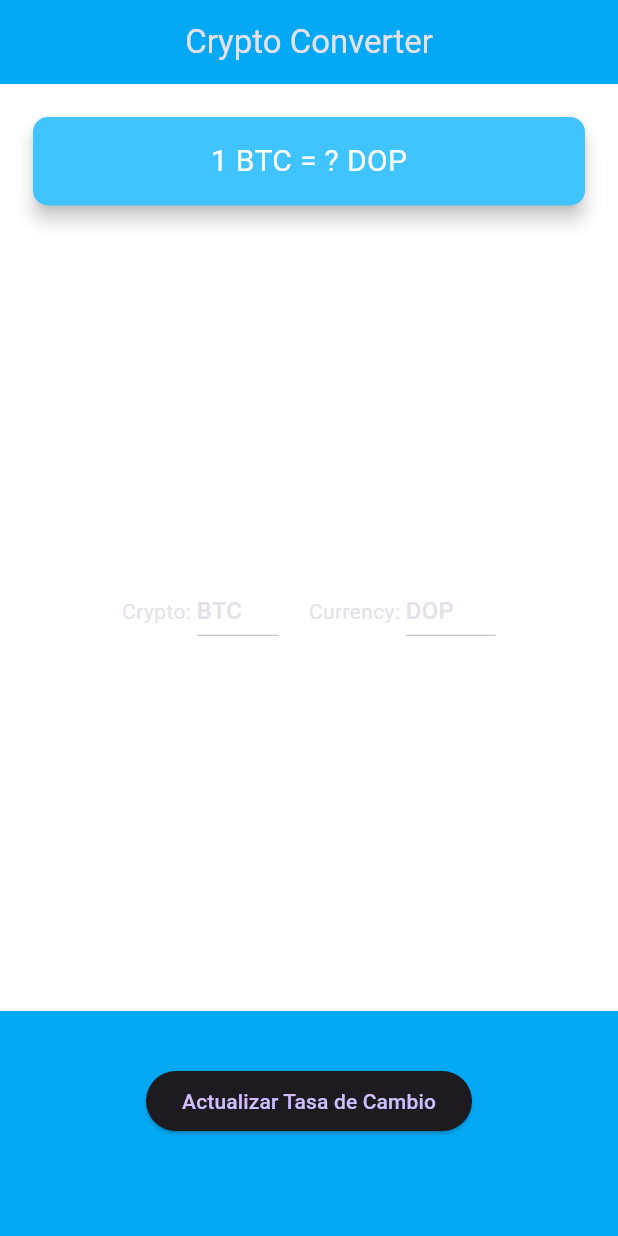
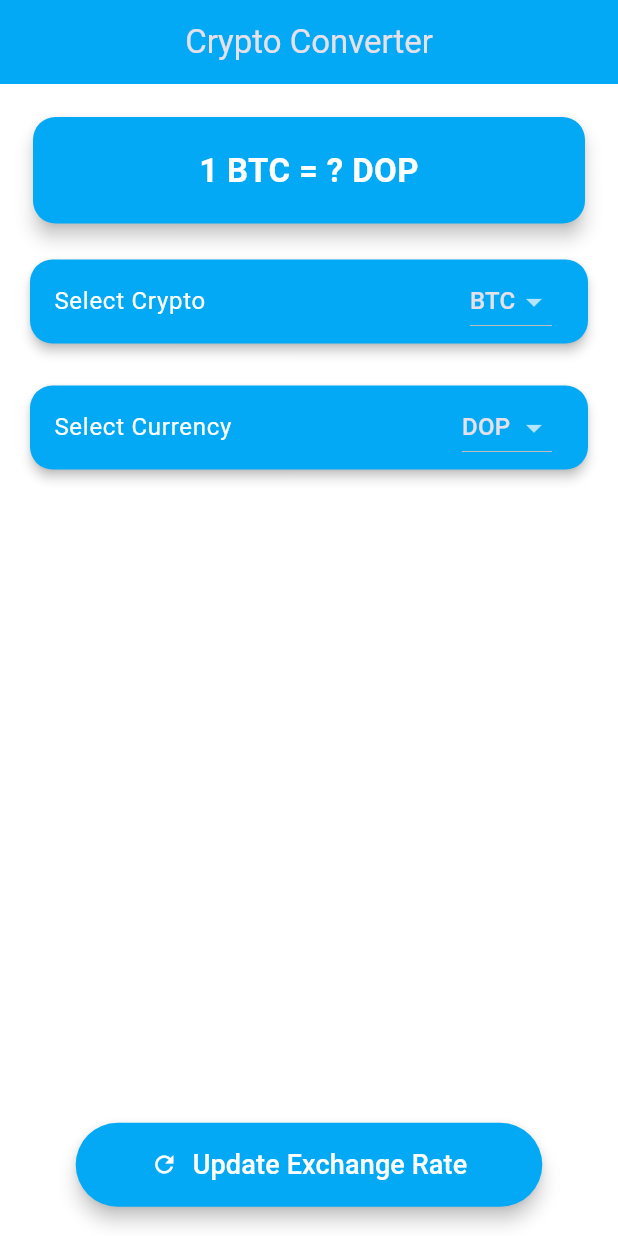
Before and after one commit to rafael12peralta/mobile-development, a Flutter app: the screen it shows after launch, on a phone screen of 412 x 824 dp. Run offline on Flutter 3.47's test engine with Material 3 defaults, Android fonts, the phone set to English and light mode, and no system bars; our stand-ins replace flutter_slidable, flutter_spinkit, geolocator.

Commit message:
improve dropdown and button design

```diff
--- a/Convertidor_Criptomonedas/lib/data.dart
+++ b/Convertidor_Criptomonedas/lib/data.dart
@@ -23,7 +23,7 @@ const List<String> currencyList = [
   "ZAR",
 ];
 
-const List<String> criptoList = [
+const List<String> cryptoList = [
   "BTC",
   "ETH",
   "LTC",
--- a/Convertidor_Criptomonedas/lib/screens/home_screen.dart
+++ b/Convertidor_Criptomonedas/lib/screens/home_screen.dart
@@ -52,10 +52,13 @@ class _HomeScreenState extends State<HomeScreen> {
 
   @override
   Widget build(BuildContext context) {
+    final Color primaryColor = Colors.lightBlue;
+
     return Scaffold(
       appBar: AppBar(
         title: Text('Crypto Converter'),
         centerTitle: true,
+        backgroundColor: primaryColor,
       ),
       body: Column(
         mainAxisAlignment: MainAxisAlignment.spaceBetween,
@@ -64,70 +67,116 @@ class _HomeScreenState extends State<HomeScreen> {
           Padding(
             padding: EdgeInsets.fromLTRB(18, 18, 18, 0),
             child: Card(
-              color: Colors.lightBlueAccent,
+              color: primaryColor,
               elevation: 5,
               shape: RoundedRectangleBorder(
-                borderRadius: BorderRadius.circular(10),
+                borderRadius: BorderRadius.circular(15),
               ),
               child: Padding(
                 padding:
-                    const EdgeInsets.symmetric(horizontal: 28, vertical: 15),
+                    const EdgeInsets.symmetric(horizontal: 28, vertical: 20),
                 child: Text(
                   '1 $selectedCrypto = $exchangeRate $selectedCurrency',
                   textAlign: TextAlign.center,
                   style: TextStyle(
-                    fontSize: 20,
+                    fontSize: 22,
+                    fontWeight: FontWeight.bold,
                     color: Colors.white,
                   ),
                 ),
               ),
             ),
           ),
-          Row(
-            mainAxisAlignment: MainAxisAlignment.center,
+          Expanded(
+            child: Padding(
+              padding: const EdgeInsets.all(16.0),
+              child: Column(
                 children: [
-              Text('Crypto: '),
-              Platform.isIOS
-                  ? getIOSPicker(criptoList, (index) {
+                  Card(
+                    color: primaryColor,
+                    elevation: 3,
+                    shape: RoundedRectangleBorder(
+                        borderRadius: BorderRadius.circular(15)),
+                    child: ListTile(
+                      title: Text(
+                        'Select Crypto',
+                        style: TextStyle(color: Colors.white),
+                      ),
+                      trailing: Platform.isIOS
+                          ? getIOSPicker(cryptoList, (index) {
                               setState(() {
-                        selectedCrypto = criptoList[index];
+                                selectedCrypto = cryptoList[index];
                                 getExchangeRate();
                               });
                             })
-                  : getAndroidDropdown(criptoList, selectedCrypto, (value) {
+                          : getAndroidDropdown(cryptoList, selectedCrypto,
+                              (value) {
                               setState(() {
                                 selectedCrypto = value!;
                                 getExchangeRate();
                               });
                             }),
-              SizedBox(
-                width: 20,
                     ),
-              Text('Currency: '),
-              Platform.isIOS
+                  ),
+                  SizedBox(height: 20),
+                  Card(
+                    color: primaryColor,
+                    elevation: 3,
+                    shape: RoundedRectangleBorder(
+                        borderRadius: BorderRadius.circular(15)),
+                    child: ListTile(
+                      title: Text(
+                        'Select Currency',
+                        style: TextStyle(color: Colors.white),
+                      ),
+                      trailing: Platform.isIOS
                           ? getIOSPicker(currencyList, (index) {
                               setState(() {
                                 selectedCurrency = currencyList[index];
                                 getExchangeRate();
                               });
                             })
-                  : getAndroidDropdown(currencyList, selectedCurrency, (value) {
+                          : getAndroidDropdown(currencyList, selectedCurrency,
+                              (value) {
                               setState(() {
                                 selectedCurrency = value!;
                                 getExchangeRate();
                               });
                             }),
+                    ),
+                  ),
                 ],
               ),
+            ),
+          ),
           Container(
-            height: 150,
+            height: 80,
             alignment: Alignment.center,
-            padding: EdgeInsets.only(bottom: 30),
-            color: Colors.lightBlue,
+            padding: EdgeInsets.only(bottom: 15),
+            color: Colors.white,
             child: ElevatedButton(
               onPressed: getExchangeRate,
-                child: Text('Actualizar Tasa de Cambio')),
-          )
+              style: ElevatedButton.styleFrom(
+                backgroundColor: primaryColor,
+                shape: RoundedRectangleBorder(
+                  borderRadius: BorderRadius.circular(30),
+                ),
+                padding: EdgeInsets.symmetric(horizontal: 50, vertical: 15),
+                elevation: 5,
+              ),
+              child: Row(
+                mainAxisSize: MainAxisSize.min,
+                children: [
+                  Icon(Icons.refresh, color: Colors.white),
+                  SizedBox(width: 10),
+                  Text(
+                    'Update Exchange Rate',
+                    style: TextStyle(fontSize: 18, color: Colors.white),
+                  ),
+                ],
+              ),
+            ),
+          ),
         ],
       ),
     );
```
Lines whose indentation alone changed are shown as unchanged.
